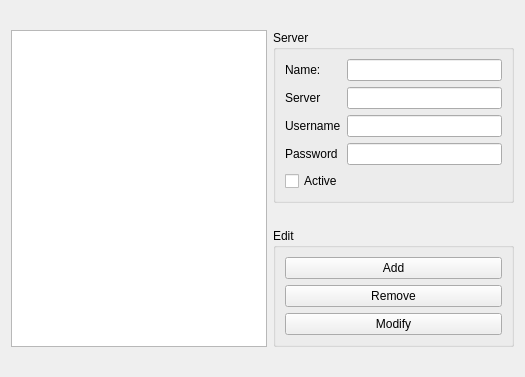
The window that src/servicebrowser/ampache/AmpacheConfigWidget.ui (KDE/amarok) describes before a commit, drawn with Qt 5.
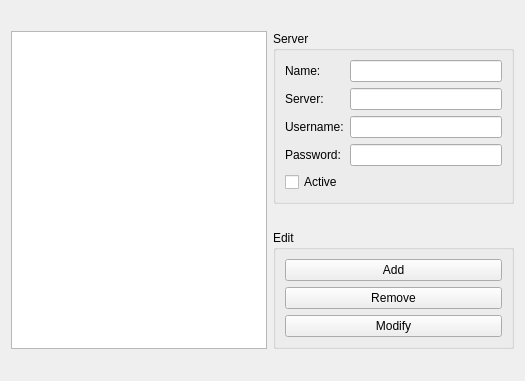
The same window after the commit. Custom widgets are drawn as their Qt base class.

```diff
--- a/src/servicebrowser/ampache/AmpacheConfigWidget.ui
+++ b/src/servicebrowser/ampache/AmpacheConfigWidget.ui
@@ -6,7 +6,7 @@
     <x>0</x>
     <y>0</y>
     <width>525</width>
-    <height>377</height>
+    <height>381</height>
    </rect>
   </property>
   <layout class="QGridLayout" >
@@ -38,7 +38,7 @@
       <item row="1" column="0" >
        <widget class="QLabel" name="label_7" >
         <property name="text" >
-         <string>Server</string>
+         <string>Server:</string>
         </property>
        </widget>
       </item>
@@ -48,7 +48,7 @@
       <item row="2" column="0" >
        <widget class="QLabel" name="label_6" >
         <property name="text" >
-         <string>Username</string>
+         <string comment="The username to use for logins to an Amapche server" >Username:</string>
         </property>
        </widget>
       </item>
@@ -58,7 +58,7 @@
       <item row="3" column="0" >
        <widget class="QLabel" name="label_5" >
         <property name="text" >
-         <string>Password</string>
+         <string>Password:</string>
         </property>
        </widget>
       </item>
```
Left out of the diff: 4 changed lines with no effect on the pictures.
